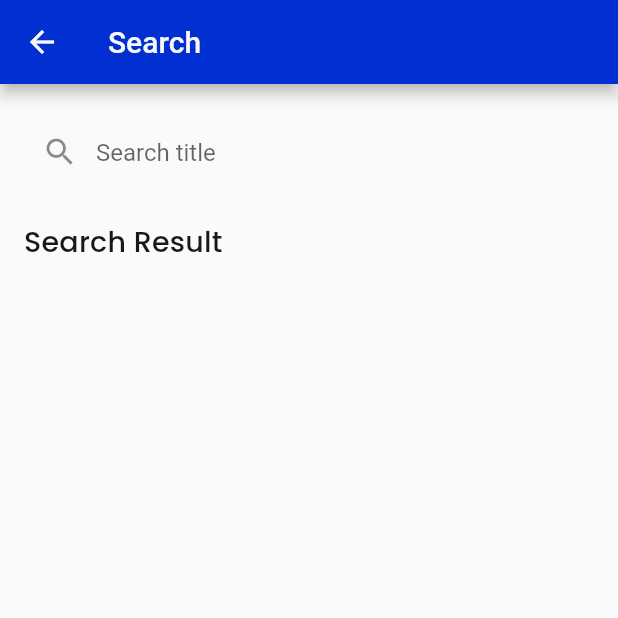
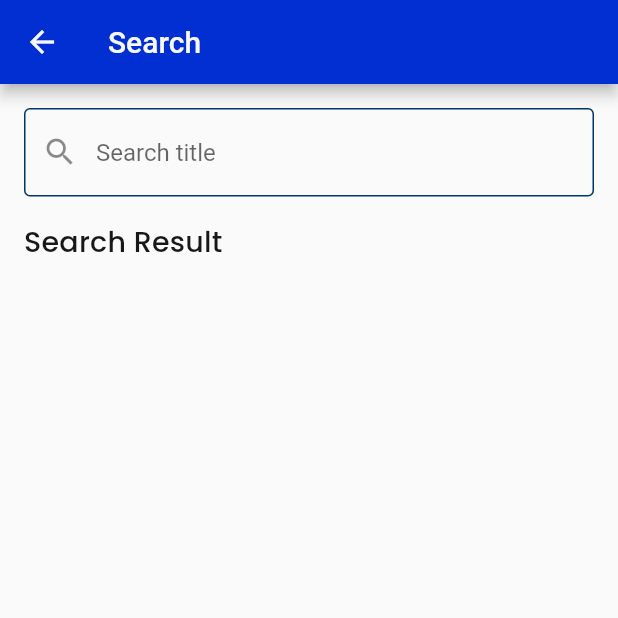
Before and after one commit to DhaniAM/Flutter-movie-app-1, a Flutter app: the SearchPage screen opened by its route, on a phone screen of 412 x 824 dp, the top half of it. Run offline on Flutter 3.47's test engine with Material 2 defaults, Android fonts, the phone set to English and light mode, and no system bars; our stand-ins replace cached_network_image, dartz, equatable, flutter_rating_bar, get_it, google_fonts and 2 more; accounts and stored records are empty; network calls fail.

Commit message:
added border for search input

```diff
--- a/lib/presentation/pages/search_page.dart
+++ b/lib/presentation/pages/search_page.dart
@@ -30,6 +30,8 @@ class SearchPage extends StatelessWidget {
                   ..fetchTvSeriesSearch(query);
               },
               decoration: InputDecoration(
+                enabledBorder: OutlineInputBorder(
+                    borderSide: BorderSide(color: kPrussianBlue)),
                 hintText: 'Search title',
                 prefixIcon: Icon(Icons.search),
                 border: OutlineInputBorder(),
```
